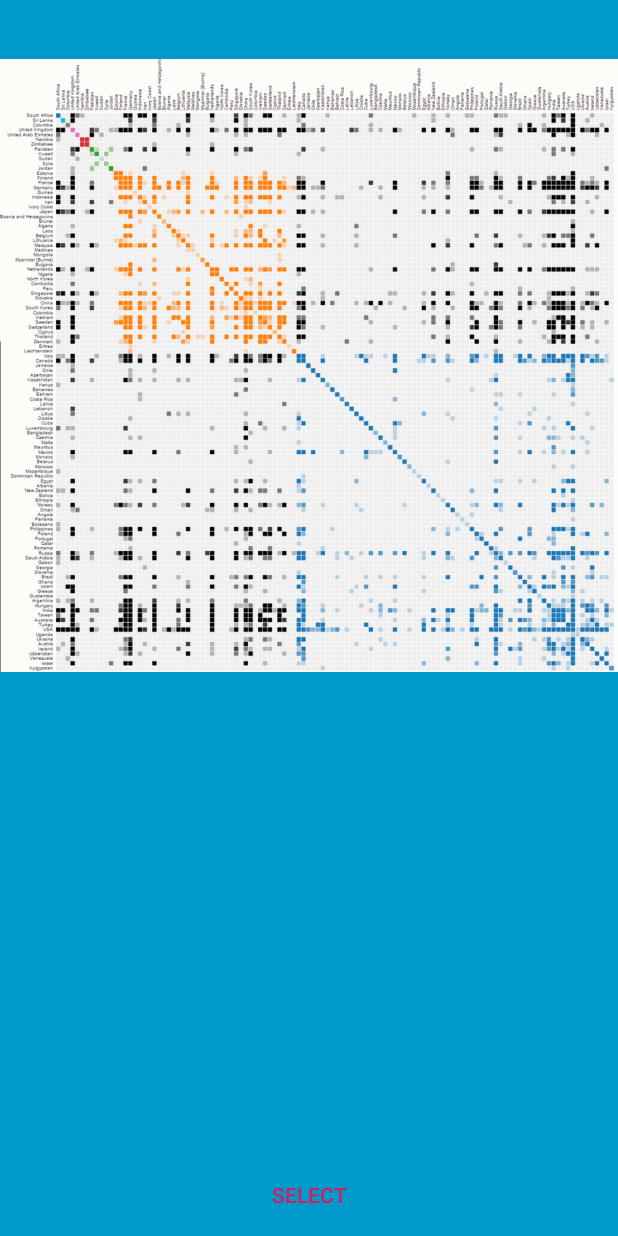
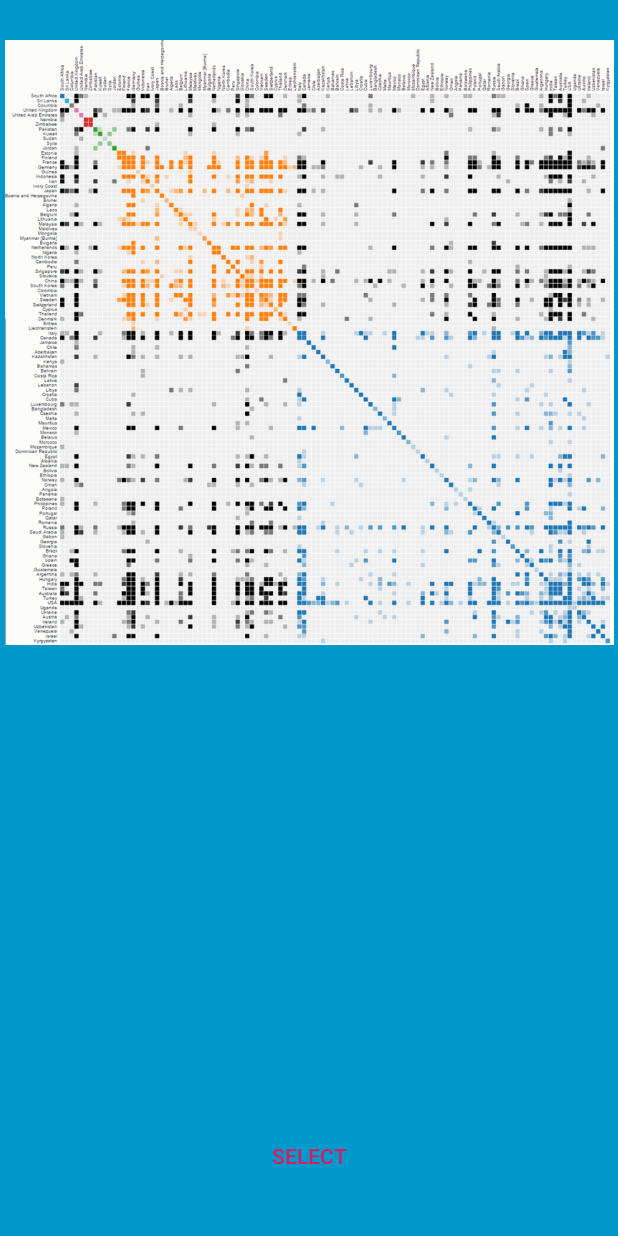
Before and after one commit to JustinKnueppel/FatFingerSelection, an Android app: the TwoDSelectActivity screen opened directly, with no data from a screen before it, on a phone screen of 412 x 824 dp. Run offline under Robolectric (Android 15) with nearby library versions, the phone set to English and light mode, and no system bars.

Commit message:
change 2d to constraint layout

```diff
--- a/app/src/main/res/layout/activity_two_d_select.xml
+++ b/app/src/main/res/layout/activity_two_d_select.xml
@@ -1,10 +1,12 @@
 <?xml version="1.0" encoding="utf-8"?>
-<LinearLayout xmlns:android="http://schemas.android.com/apk/res/android"
-    android:orientation="vertical"
+<androidx.constraintlayout.widget.ConstraintLayout xmlns:android="http://schemas.android.com/apk/res/android"
+    xmlns:app="http://schemas.android.com/apk/res-auto"
     xmlns:tools="http://schemas.android.com/tools"
+    android:id="@+id/constraintLayout"
     android:layout_width="match_parent"
     android:layout_height="match_parent"
     android:background="#0099cc"
+    android:orientation="vertical"
     tools:context=".TwoDSelectActivity">
 
     <!-- The primary full-screen view. This can be replaced with whatever view
@@ -12,53 +14,44 @@
          TextureView, etc. -->
     <ImageView
         android:id="@+id/adjacency_matrix"
-        android:layout_width="match_parent"
-        android:layout_height="400dp"
-        android:layout_weight="@android:integer/config_shortAnimTime"
+        android:layout_width="410dp"
+        android:layout_height="403dp"
 
+        android:contentDescription="@string/matrix_alt"
         android:gravity="center"
         android:keepScreenOn="true"
         android:src="@drawable/adjacencymatrix"
-        android:contentDescription="@string/matrix_alt"/>
+        app:layout_constraintBottom_toTopOf="@+id/track_pad"
+        app:layout_constraintEnd_toEndOf="parent"
+        app:layout_constraintStart_toStartOf="parent"
+        app:layout_constraintTop_toTopOf="parent" />
 
-<!--        android:text="@string/dummy_content"-->
-<!--        android:textColor="#33b5e5"-->
-<!--        android:textSize="50sp"-->
-<!--        android:textStyle="bold" />-->
+    <!--        android:text="@string/dummy_content"-->
+    <!--        android:textColor="#33b5e5"-->
+    <!--        android:textSize="50sp"-->
+    <!--        android:textStyle="bold" />-->
 
 
     <View
         android:id="@+id/track_pad"
-        android:layout_width="wrap_content"
-        android:layout_height="282dp" />
+        android:layout_width="415dp"
+        android:layout_height="260dp"
+        app:layout_constraintTop_toBottomOf="@id/adjacency_matrix"
+        app:layout_constraintEnd_toEndOf="parent"
+        app:layout_constraintStart_toStartOf="parent"
+        app:layout_constraintBottom_toTopOf="@id/two_d_submit"
+        tools:layout_editor_absoluteY="404dp" />
 
     <Button
         android:id="@+id/two_d_submit"
         style="?metaButtonBarButtonStyle"
-        android:layout_width="match_parent"
+        android:layout_width="wrap_content"
         android:layout_height="wrap_content"
-        android:layout_weight="1"
-        android:text="@string/select_button" />
-    <!-- This FrameLayout insets its children based on system windows using
-     android:fitsSystemWindows. -->
-    <!--    <FrameLayout-->
-<!--        android:layout_width="match_parent"-->
-<!--        android:layout_height="match_parent"-->
-<!--        android:fitsSystemWindows="true">-->
-
-<!--        <LinearLayout-->
-<!--            android:id="@+id/fullscreen_content_controls"-->
-<!--            style="?metaButtonBarStyle"-->
-<!--            android:layout_width="match_parent"-->
-<!--            android:layout_height="wrap_content"-->
-<!--            android:layout_gravity="bottom|center_horizontal"-->
-<!--            android:background="@color/black_overlay"-->
-<!--            android:orientation="horizontal"-->
-<!--            tools:ignore="UselessParent">-->
+        android:text="@string/select_button"
+        app:layout_constraintBottom_toBottomOf="parent"
+        app:layout_constraintEnd_toEndOf="parent"
+        app:layout_constraintStart_toStartOf="parent"
+        app:layout_constraintTop_toBottomOf="@id/track_pad" />
 
 
-
-<!--        </LinearLayout>-->
-<!--    </FrameLayout>-->
-
-</LinearLayout>
+</androidx.constraintlayout.widget.ConstraintLayout>
```
